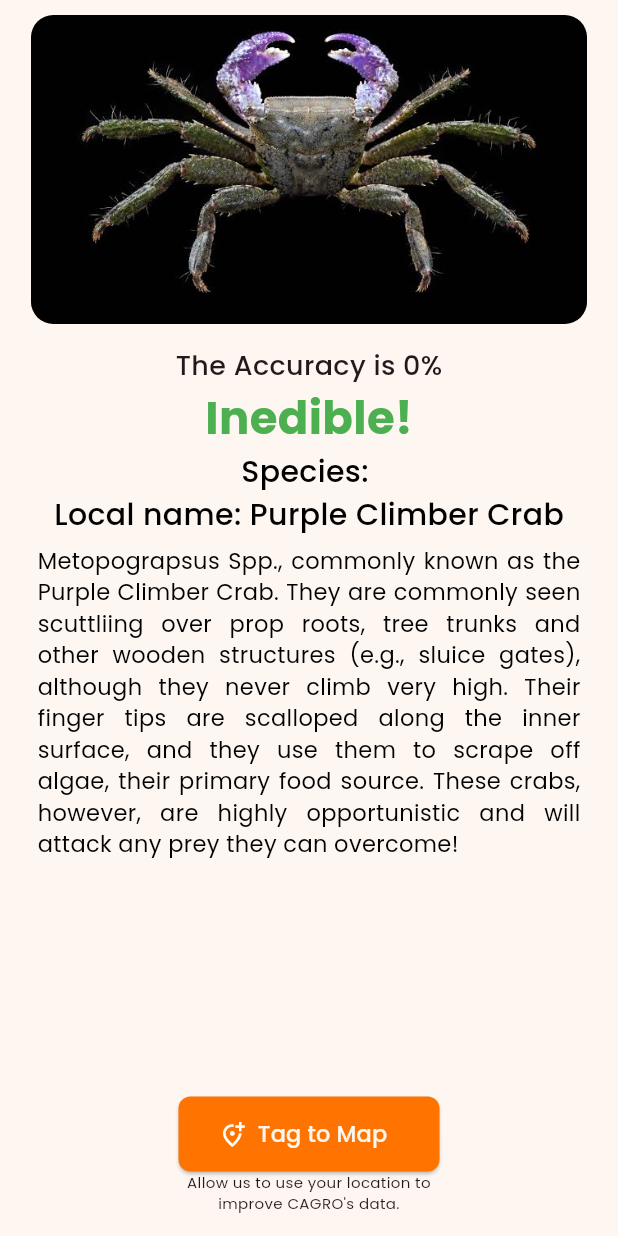
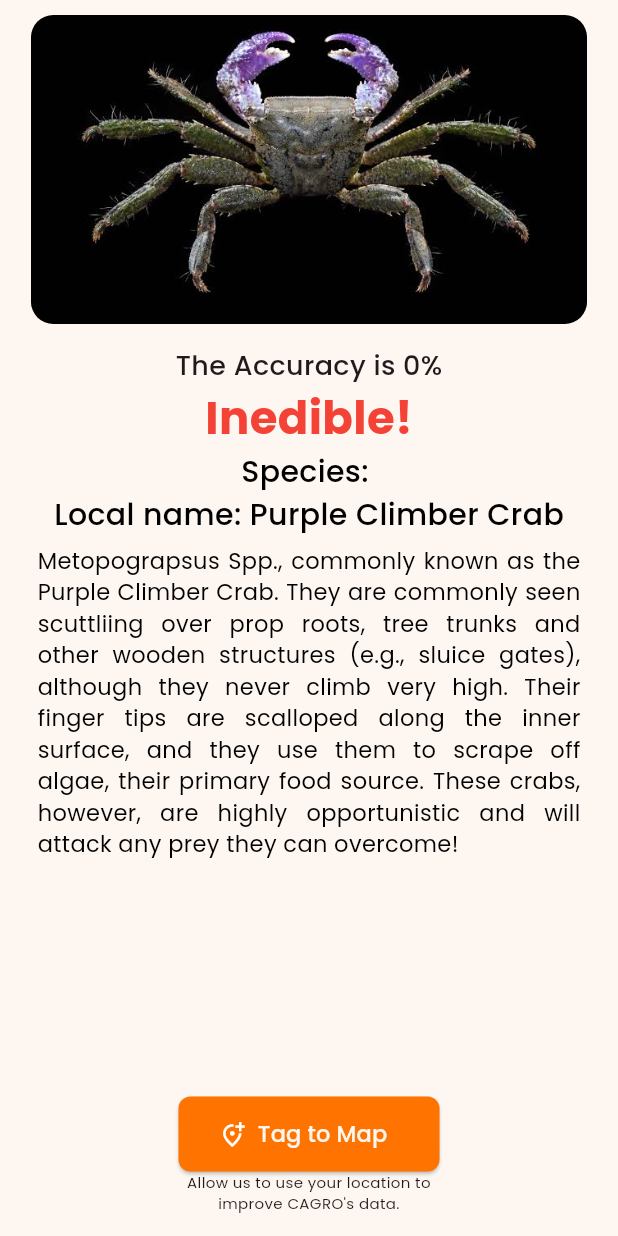
Before and after one commit to keannugran19/crabcheck, a Flutter app: the MetopograpsusSpp widget shown alone on an empty page, opened directly with empty values, on a phone screen of 412 x 824 dp. Run offline on Flutter 3.47's test engine with Material 3 defaults, Android fonts, the phone set to English and light mode, and no system bars; our stand-ins replace cloud_firestore, firebase_core, geolocator, image_picker; missing offline and left inert: flutter_tflite; accounts and stored records are empty.

Commit message:
UPDATE changed the inedible text in of inedible crabs info

```diff
--- a/lib/pages/crab_pages/metopograpsus_spp.dart
+++ b/lib/pages/crab_pages/metopograpsus_spp.dart
@@ -52,7 +52,7 @@ class MetopograpsusSpp extends StatelessWidget {
                     style: const TextStyle(
                       fontWeight: FontWeight.bold,
                       fontSize: 30,
-                      color: Colors.green,
+                      color: Colors.red,
                     ),
                   ),
                   Text(
--- a/lib/pages/crab_pages/venitus_latreillei.dart
+++ b/lib/pages/crab_pages/venitus_latreillei.dart
@@ -52,7 +52,7 @@ class VenitusLatreillei extends StatelessWidget {
                     style: const TextStyle(
                       fontWeight: FontWeight.bold,
                       fontSize: 30,
-                      color: Colors.green,
+                      color: Colors.red,
                     ),
                   ),
                   Text(
```
